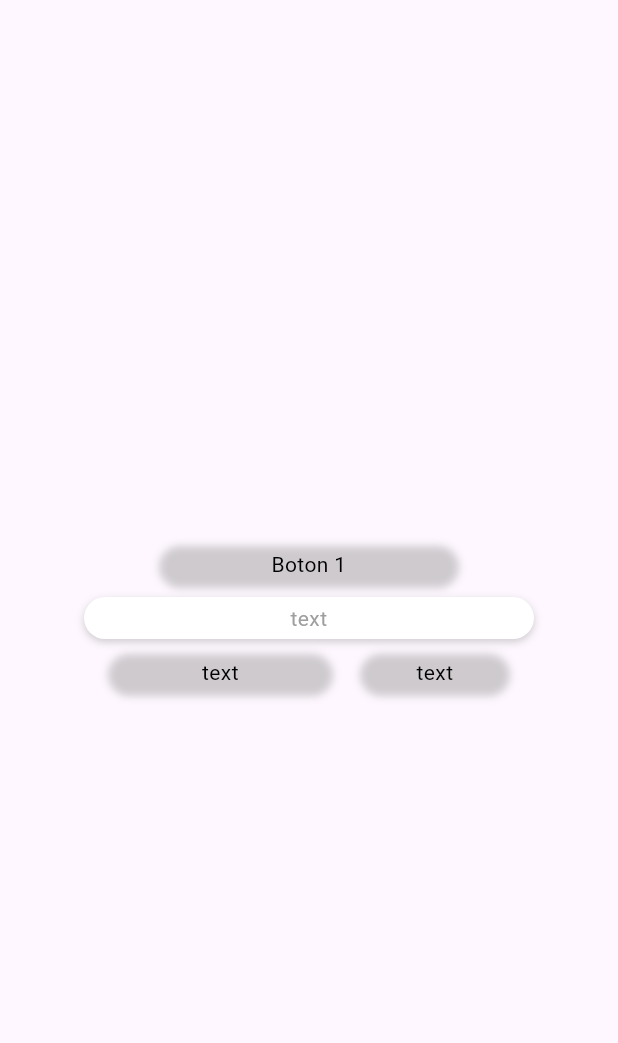
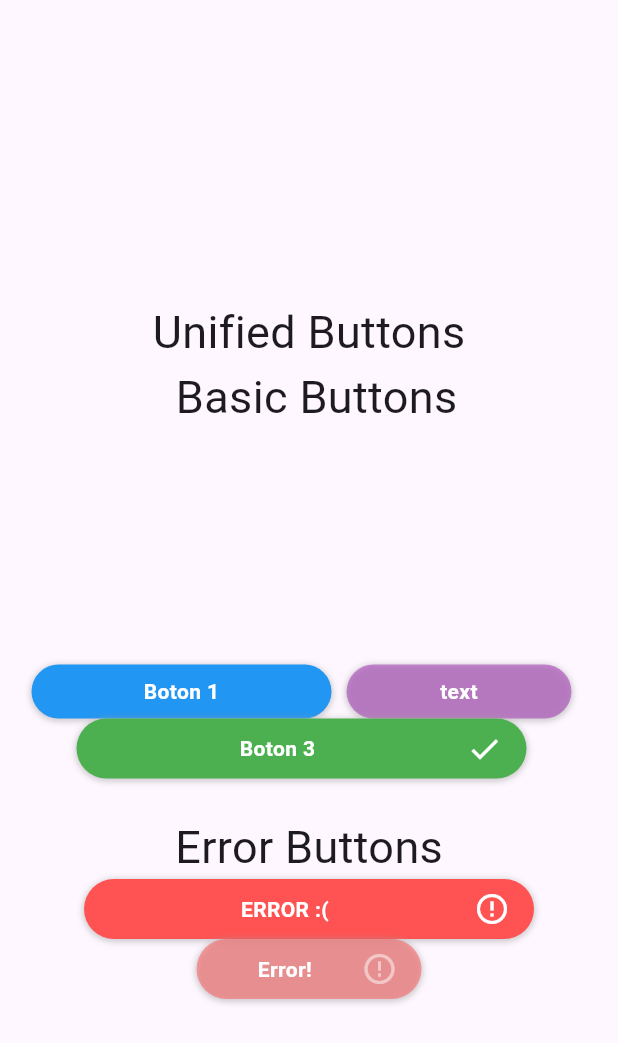
Before and after one commit to Jhon-Giraldo/builder_pattern, a Flutter app: the screen it shows after launch, on a phone screen of 412 x 824 dp. Shown: the top 1043 px of the screen. Run offline on Flutter 3.47's test engine with Material 3 defaults, Android fonts, the phone set to English and light mode, and no system bars.

Commit message:
Ejemplo antipattern agregado

```diff
--- a/lib/main.dart
+++ b/lib/main.dart
@@ -1,5 +1,4 @@
 import 'package:flutter/material.dart';
-import 'package:flutter_patron_builder/widgets/buttons/buttons.dart';
 
 void main() {
   runApp(const MainApp());
@@ -13,36 +12,187 @@ class MainApp extends StatelessWidget {
     return MaterialApp(
       debugShowCheckedModeBanner: false,
       home: Scaffold(
-        body: Center(
-          child: Wrap(
+        body: SingleChildScrollView(
+          child: Center(
+            child: Column(
+              children: [
+                const SizedBox(height: 200),
+                const Text('Unified Buttons', style: TextStyle(fontSize: 30)),
+                Wrap(
                   alignment: WrapAlignment.center,
                   spacing: 10,
                   children: [
-              Button.basic(
+                    const SizedBox(height: 200),
+                    const Text('Basic Buttons', style: TextStyle(fontSize: 30)),
+                    Wrap(
+                      alignment: WrapAlignment.center,
+                      spacing: 10,
+                      children: [
+                        UnifiedButton(
                           text: 'Boton 1',
-                onTap: () {},
+                          onTap: () {
+                            print('Hola desde el botón 1');
+                          },
                           width: 200,
+                          backgroundColor: Colors.blue,
+                          textColor: Colors.white,
+                          type: 'basic',
                         ),
-              Button.basic(
-                text: 'text',
-                onTap: () {},
-                width: 300,
-                isEnabled: false,
-              ),
-              Button.basic(
+                        UnifiedButton(
                           text: 'text',
                           onTap: () {},
                           width: 150,
+                          backgroundColor: Colors.purple,
+                          isEnabled: false,
+                          type: 'basic',
                         ),
-              Button.basic(
-                text: 'text',
-                onTap: () {},
-                width: 100,
+                        UnifiedButton(
+                          text: 'Boton 3',
+                          onTap: () {
+                            print('Hola desde el botón 3');
+                          },
+                          width: 300,
+                          backgroundColor: Colors.green,
+                          textColor: Colors.white,
+                          suffixIcon: Icons.check,
+                          type: 'basic',
                         ),
                       ],
+                    ),
+                    const SizedBox(height: 100),
+                    const Text('Error Buttons', style: TextStyle(fontSize: 30)),
+                    Wrap(
+                      alignment: WrapAlignment.center,
+                      spacing: 10,
+                      children: [
+                        UnifiedButton(
+                          text: 'ERROR :(',
+                          onTap: () {},
+                          width: 300,
+                          type: 'error',
+                        ),
+                        UnifiedButton(
+                          text: 'Error!',
+                          onTap: () {},
+                          width: 150,
+                          isEnabled: false,
+                          type: 'error',
+                        ),
+                      ],
+                    )
+                  ],
+                ),
+              ],
+            ),
           ),
         ),
       ),
     );
   }
 }
+
+class UnifiedButton extends StatelessWidget {
+  final String text;
+  final VoidCallback onTap;
+  final IconData? prefixIcon;
+  final IconData? suffixIcon;
+  final bool isEnabled;
+  final bool isHug;
+  final double? width;
+  final Color? backgroundColor;
+  final Color? textColor;
+  final String type;
+
+  const UnifiedButton({
+    Key? key,
+    required this.text,
+    required this.onTap,
+    this.prefixIcon,
+    this.suffixIcon,
+    this.isEnabled = true,
+    this.isHug = false,
+    this.width,
+    this.backgroundColor,
+    this.textColor,
+    required this.type,
+  }) : super(key: key);
+
+  @override
+  Widget build(BuildContext context) {
+    Color finalBackgroundColor =
+        backgroundColor ?? (type == 'error' ? Colors.redAccent : Colors.blue);
+    Color finalTextColor = textColor ?? Colors.white;
+    IconData? finalSuffixIcon = suffixIcon;
+    IconData? finalPrefixIcon = prefixIcon;
+
+    VoidCallback finalOnTap = isEnabled ? onTap : () {};
+
+    if (type == 'error') {
+      finalBackgroundColor = Colors.redAccent;
+      finalTextColor = Colors.white;
+      finalSuffixIcon = Icons.error_outline;
+      finalOnTap = () {
+        ScaffoldMessenger.of(context).showSnackBar(
+          SnackBar(
+            content: Text('$text pressed'),
+            backgroundColor: finalBackgroundColor,
+          ),
+        );
+      };
+    } else {
+      finalBackgroundColor = backgroundColor ?? Colors.blue;
+      finalTextColor = textColor ?? Colors.white;
+    }
+
+    return InkWell(
+      onTap: finalOnTap,
+      child: Container(
+        width: width ?? (isHug ? double.infinity : null),
+        padding: const EdgeInsets.symmetric(horizontal: 16, vertical: 8),
+        decoration: BoxDecoration(
+          color: isEnabled
+              ? finalBackgroundColor
+              : finalBackgroundColor.withOpacity(0.5),
+          borderRadius: BorderRadius.circular(30),
+          boxShadow: [
+            BoxShadow(
+              color: Colors.grey.withOpacity(0.5),
+              spreadRadius: 1,
+              blurRadius: 3,
+              offset: const Offset(0, 1),
+            ),
+          ],
+        ),
+        child: Row(
+          mainAxisSize: MainAxisSize.min,
+          children: [
+            if (finalPrefixIcon != null)
+              Icon(finalPrefixIcon,
+                  color: isEnabled
+                      ? finalTextColor
+                      : finalTextColor.withOpacity(0.5)),
+            if (finalPrefixIcon != null) const SizedBox(width: 8),
+            Expanded(
+              child: Text(
+                text,
+                style: TextStyle(
+                    color: finalTextColor, fontWeight: FontWeight.bold),
+                textAlign: TextAlign.center,
+              ),
+            ),
+            if (finalSuffixIcon != null) const SizedBox(width: 8),
+            if (finalSuffixIcon != null)
+              Icon(
+                finalSuffixIcon,
+                color: isEnabled
+                    ? finalTextColor
+                    : finalTextColor.withOpacity(
+                        0.5,
+                      ),
+              ),
+          ],
+        ),
+      ),
+    );
+  }
+}
--- a/lib/widgets/buttons/buttons.dart
+++ /dev/null
@@ -1,124 +0,0 @@
-import 'package:flutter/material.dart';
-
-import 'model/button_model.dart';
-
-class Button extends StatelessWidget {
-  final ButtonModel data;
-
-  const Button({
-    required this.data,
-    Key? key,
-  }) : super(key: key);
-
-  factory Button.basic({
-    required String text,
-    required VoidCallback onTap,
-    IconData? prefixIcon,
-    IconData? suffixIcon,
-    bool isEnabled = true,
-    bool isHug = false,
-    double? width,
-  }) {
-    return Button(
-      data: ButtonModel(
-        text: text,
-        type: 'basic',
-        onTap: onTap,
-        prefixIcon: prefixIcon,
-        suffixIcon: suffixIcon,
-        isEnabled: isEnabled,
-        isHug: isHug,
-        width: width,
-      ),
-    );
-  }
-
-  factory Button.error({
-    required String text,
-    required VoidCallback onTap,
-    IconData? prefixIcon,
-    IconData? suffixIcon,
-    bool isEnabled = true,
-    bool isHug = false,
-    double? width,
-  }) {
-    return Button(
-      data: ButtonModel(
-        text: text,
-        type: 'error',
-        onTap: onTap,
-        prefixIcon: prefixIcon,
-        suffixIcon: suffixIcon,
-        isEnabled: isEnabled,
-        isHug: isHug,
-        width: width,
-      ),
-    );
-  }
-
-  @override
-  Widget build(BuildContext context) {
-    return InkWell(
-      key: key,
-      onTap: data.isEnabled ? data.onTap : null,
-      borderRadius: const BorderRadius.all(Radius.circular(100)),
-      child: Container(
-        width: data.width ?? (!data.isHug ? null : double.infinity),
-        margin: const EdgeInsets.symmetric(
-          horizontal: 4,
-          vertical: 4,
-        ),
-        padding: const EdgeInsets.symmetric(
-          horizontal: 4,
-          vertical: 4,
-        ),
-        decoration: BoxDecoration(
-          borderRadius: const BorderRadius.all(Radius.circular(100)),
-          boxShadow: [
-            BoxShadow(
-              color: Colors.grey.withOpacity(0.5),
-              spreadRadius: 0,
-              blurRadius: 4,
-              offset: const Offset(0, 2), // changes position of shadow
-            ),
-          ],
-          color: data.isEnabled ? data.backgroundColor : Colors.white,
-        ),
-        child: Row(
-          mainAxisAlignment: MainAxisAlignment.center,
-          mainAxisSize: MainAxisSize.min,
-          children: [
-            Visibility(
-              visible: data.prefixIcon != null,
-              child: Icon(
-                data.prefixIcon,
-                size: 24,
-                color: data.isEnabled ? Colors.black : Colors.grey,
-              ),
-            ),
-            Expanded(
-              child: Padding(
-                padding: const EdgeInsets.symmetric(horizontal: 8.0),
-                child: Text(
-                  data.text,
-                  textAlign: TextAlign.center,
-                  style: TextStyle(
-                    color: data.isEnabled ? Colors.black : Colors.grey,
-                  ),
-                ),
-              ),
-            ),
-            Visibility(
-              visible: data.suffixIcon != null,
-              child: Icon(
-                data.suffixIcon,
-                size: 24,
-                color: data.isEnabled ? Colors.black : Colors.grey,
-              ),
-            ),
-          ],
-        ),
-      ),
-    );
-  }
-}
--- a/lib/widgets/buttons/model/button_model.dart
+++ /dev/null
@@ -1,25 +0,0 @@
-import 'package:flutter/material.dart';
-
-class ButtonModel {
-  final String text;
-  final String type;
-  final VoidCallback onTap;
-  final IconData? prefixIcon;
-  final IconData? suffixIcon;
-  final bool isEnabled;
-  final bool isHug;
-  final double? width;
-  final Color? backgroundColor;
-
-  const ButtonModel({
-    required this.text,
-    required this.type,
-    required this.onTap,
-    this.prefixIcon,
-    this.suffixIcon,
-    this.isEnabled = true,
-    this.isHug = false,
-    this.width,
-    this.backgroundColor,
-  });
-}
--- a/lib/widgets/widget.dart
+++ /dev/null
@@ -1 +0,0 @@
-export 'buttons/buttons.dart';
```
Also changed, not shown: lib/widgets/buttons/buttonss.dart (deleted, +0 -93 lines). Lines whose indentation alone changed are shown as unchanged.
